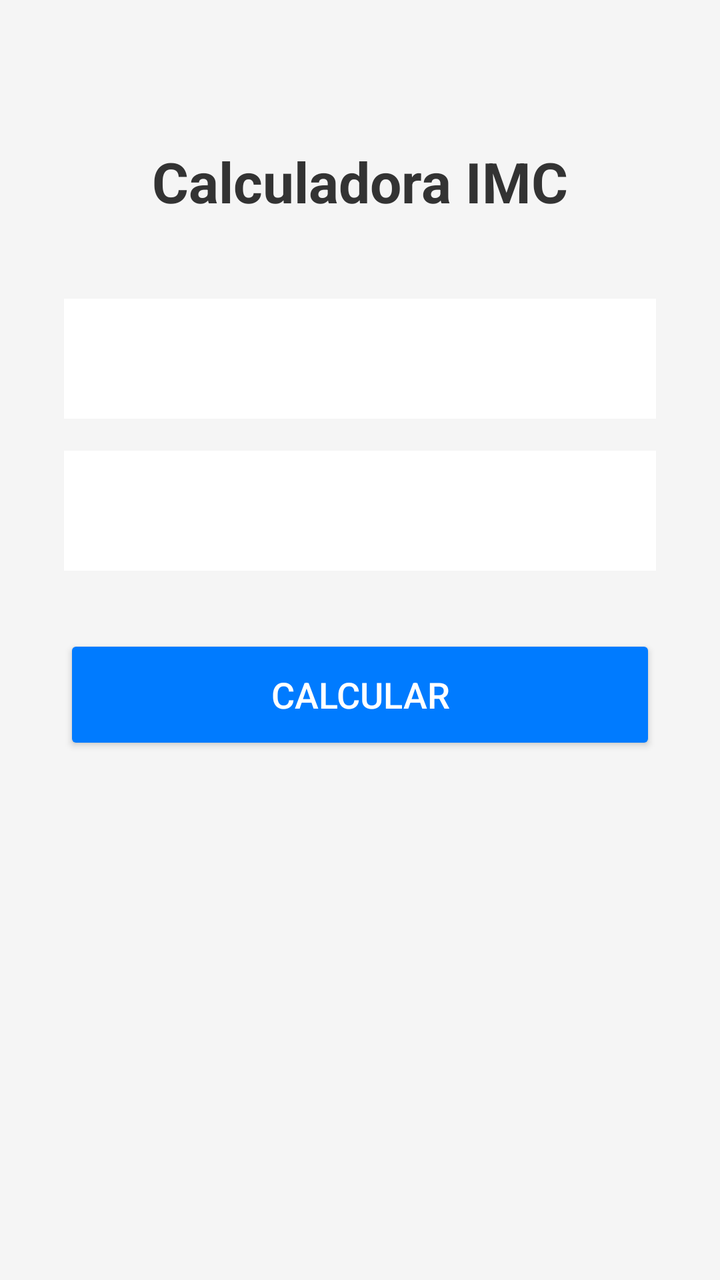
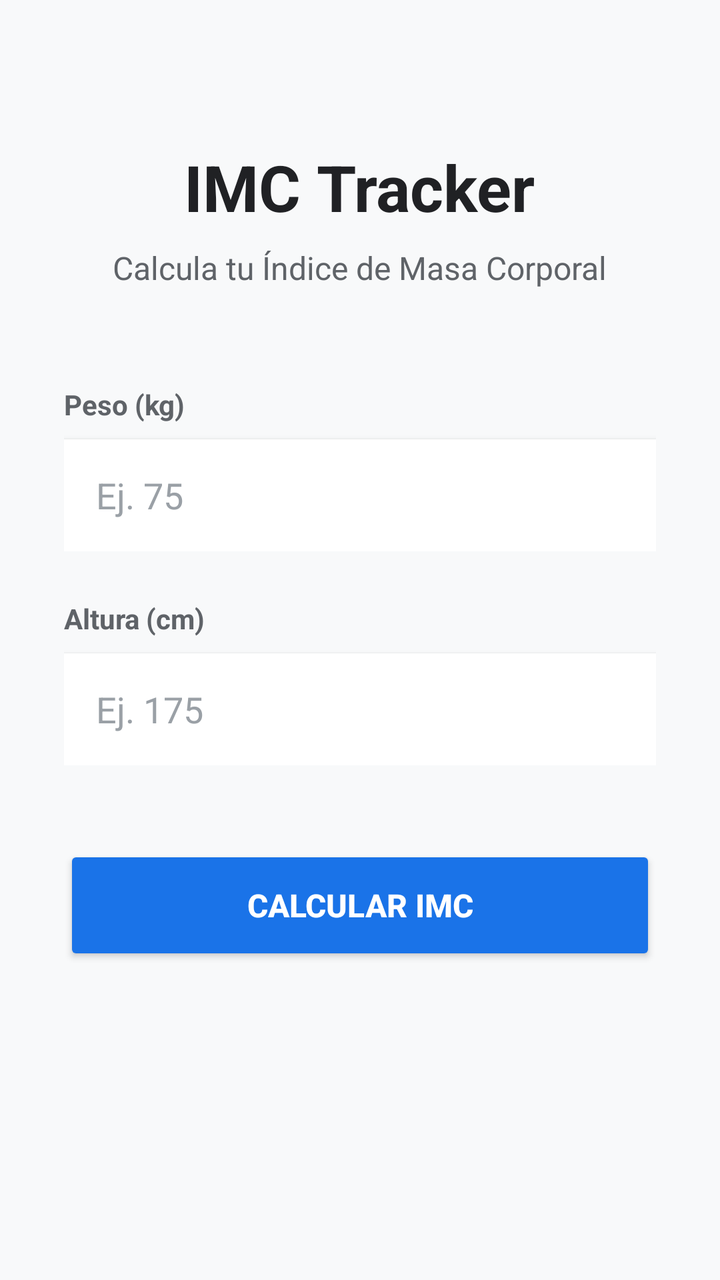

Two renders of the same Android screen: before a commit and after it. Below are the layout's source before the change and the commit's diff.
<!-- AndroidManifest.xml: application theme AppTheme -->
<!-- res/layout/activity_imc.xml -->
<?xml version="1.0" encoding="utf-8"?>
<LinearLayout xmlns:android="http://schemas.android.com/apk/res/android" android:layout_width="match_parent" android:layout_height="match_parent" android:orientation="vertical" android:padding="32dp" android:gravity="center_horizontal" android:background="#F5F5F5">

    
    <TextView android:id="@+id/tvTitle" android:layout_width="wrap_content" android:layout_height="wrap_content" android:text="Calculadora IMC" android:textSize="28sp" android:textStyle="bold" android:layout_marginTop="40dp" android:layout_marginBottom="40dp" android:textColor="#333333" />

    <EditText android:id="@+id/etWeight" android:layout_width="match_parent" android:layout_height="60dp" android:hint="Peso (kg)" android:inputType="numberDecimal" android:background="#FFFFFF" android:padding="16dp" android:layout_marginBottom="16dp"/>

    <EditText android:id="@+id/etHeight" android:layout_width="match_parent" android:layout_height="60dp" android:hint="Altura (cm)" android:inputType="numberDecimal" android:background="#FFFFFF" android:padding="16dp" android:layout_marginBottom="32dp"/>

    <Button android:id="@+id/btnCalculate" android:layout_width="match_parent" android:layout_height="60dp" android:text="Calcular" android:textSize="18sp" android:backgroundTint="#007BFF" android:textColor="#FFFFFF" />

    <TextView android:id="@+id/tvResult" android:layout_width="wrap_content" android:layout_height="wrap_content" android:layout_marginTop="32dp" android:textSize="20sp" android:textAlignment="center" android:textColor="#555555" />

</LinearLayout>
<!-- resources referenced by this layout -->
<resources>
  <style name="AppTheme" parent="@android:style/Theme.Material.NoActionBar">
          <item name="android:windowBackground">@color/bg</item>
          <item name="android:statusBarColor">@color/bg</item>
          <item name="android:navigationBarColor">@color/bg</item>
      </style>
  <color name="bg">#11111b</color>
</resources>

<!-- the commit's change to res/layout/activity_imc.xml (unified diff, before → after) -->
@@ -1,15 +1,32 @@
 <?xml version="1.0" encoding="utf-8"?>
-<LinearLayout xmlns:android="http://schemas.android.com/apk/res/android" android:layout_width="match_parent" android:layout_height="match_parent" android:orientation="vertical" android:padding="32dp" android:gravity="center_horizontal" android:background="#F5F5F5">
+<ScrollView xmlns:android="http://schemas.android.com/apk/res/android" android:layout_width="match_parent" android:layout_height="match_parent" android:background="#F8F9FA" android:fillViewport="true">
 
-    
-    <TextView android:id="@+id/tvTitle" android:layout_width="wrap_content" android:layout_height="wrap_content" android:text="Calculadora IMC" android:textSize="28sp" android:textStyle="bold" android:layout_marginTop="40dp" android:layout_marginBottom="40dp" android:textColor="#333333" />
+    <LinearLayout android:layout_width="match_parent" android:layout_height="wrap_content" android:orientation="vertical" android:padding="32dp" android:gravity="center_horizontal">
 
-    <EditText android:id="@+id/etWeight" android:layout_width="match_parent" android:layout_height="60dp" android:hint="Peso (kg)" android:inputType="numberDecimal" android:background="#FFFFFF" android:padding="16dp" android:layout_marginBottom="16dp"/>
+        
+        <TextView android:id="@+id/tvTitle" android:layout_width="wrap_content" android:layout_height="wrap_content" android:text="IMC Tracker" android:textSize="32sp" android:textStyle="bold" android:textColor="#202124" android:layout_marginTop="40dp" android:layout_marginBottom="8dp" />
 
-    <EditText android:id="@+id/etHeight" android:layout_width="match_parent" android:layout_height="60dp" android:hint="Altura (cm)" android:inputType="numberDecimal" android:background="#FFFFFF" android:padding="16dp" android:layout_marginBottom="32dp"/>
+        <TextView android:layout_width="wrap_content" android:layout_height="wrap_content" android:text="Calcula tu Índice de Masa Corporal" android:textSize="16sp" android:textColor="#5F6368" android:layout_marginBottom="48dp" />
 
-    <Button android:id="@+id/btnCalculate" android:layout_width="match_parent" android:layout_height="60dp" android:text="Calcular" android:textSize="18sp" android:backgroundTint="#007BFF" android:textColor="#FFFFFF" />
+        
+        <LinearLayout android:layout_width="match_parent" android:layout_height="wrap_content" android:orientation="vertical" android:layout_marginBottom="24dp">
 
-    <TextView android:id="@+id/tvResult" android:layout_width="wrap_content" android:layout_height="wrap_content" android:layout_marginTop="32dp" android:textSize="20sp" android:textAlignment="center" android:textColor="#555555" />
+            <TextView android:layout_width="wrap_content" android:layout_height="wrap_content" android:text="Peso (kg)" android:textSize="14sp" android:textStyle="bold" android:textColor="#5F6368" android:layout_marginBottom="8dp"/>
 
-</LinearLayout>
+            <EditText android:id="@+id/etWeight" android:layout_width="match_parent" android:layout_height="56dp" android:hint="Ej. 75" android:textColorHint="#9AA0A6" android:textColor="#202124" android:inputType="numberDecimal" android:background="#FFFFFF" android:paddingHorizontal="16dp" android:elevation="2dp" />
+        </LinearLayout>
+
+        
+        <LinearLayout android:layout_width="match_parent" android:layout_height="wrap_content" android:orientation="vertical" android:layout_marginBottom="40dp">
+
+            <TextView android:layout_width="wrap_content" android:layout_height="wrap_content" android:text="Altura (cm)" android:textSize="14sp" android:textStyle="bold" android:textColor="#5F6368" android:layout_marginBottom="8dp"/>
+
+            <EditText android:id="@+id/etHeight" android:layout_width="match_parent" android:layout_height="56dp" android:hint="Ej. 175" android:textColorHint="#9AA0A6" android:textColor="#202124" android:inputType="numberDecimal" android:background="#FFFFFF" android:paddingHorizontal="16dp" android:elevation="2dp" />
+        </LinearLayout>
+
+        <Button android:id="@+id/btnCalculate" android:layout_width="match_parent" android:layout_height="60dp" android:text="Calcular IMC" android:textSize="16sp" android:textStyle="bold" android:textColor="#FFFFFF" android:backgroundTint="#1A73E8" android:elevation="4dp" />
+
+        <TextView android:id="@+id/tvResult" android:layout_width="match_parent" android:layout_height="wrap_content" android:layout_marginTop="32dp" android:textSize="22sp" android:textStyle="bold" android:textAlignment="center" android:textColor="#1A73E8" />
+
+    </LinearLayout>
+</ScrollView>
